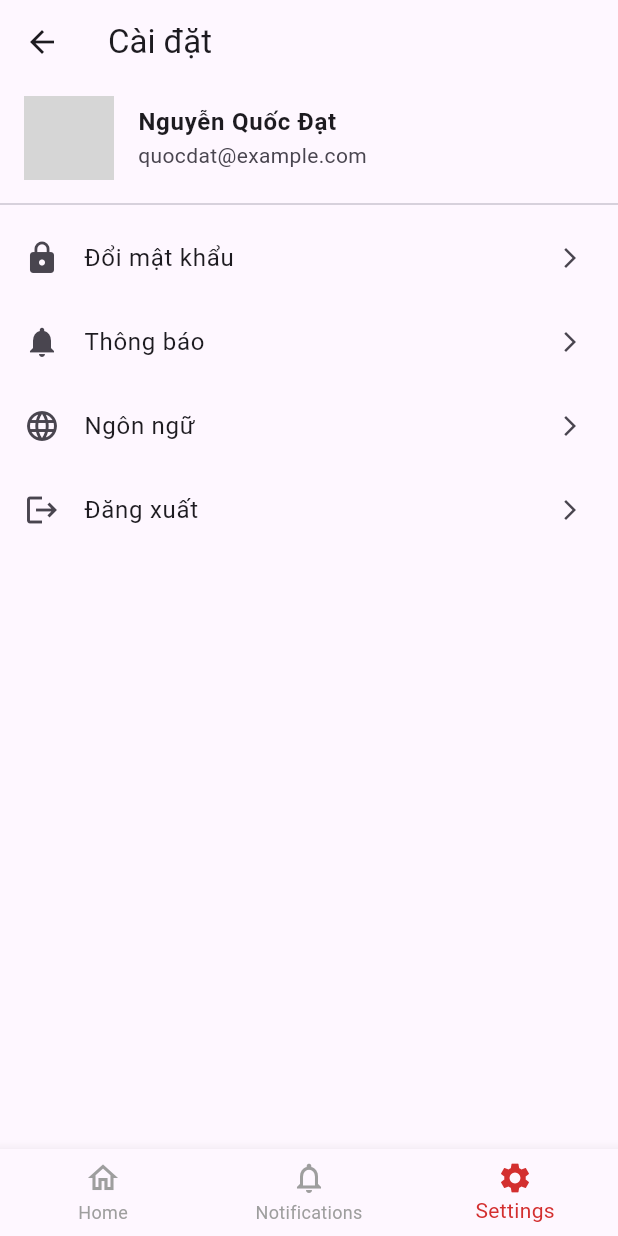
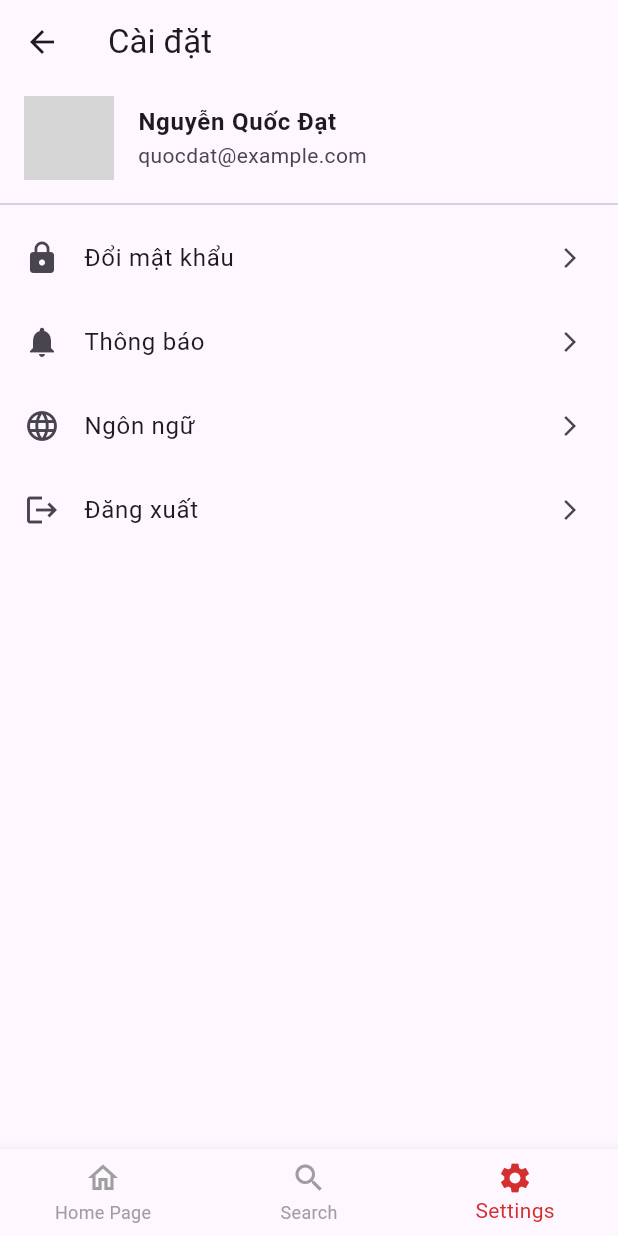
Before and after one commit to nqdat2002/bloc_sharepref, a Flutter app: the EntryPoint screen opened directly, item 3 of the bottom bar chosen, on a phone screen of 412 x 824 dp. Run offline on Flutter 3.47's test engine with Material 3 defaults, Android fonts, the phone set to English and light mode, and no system bars; our stand-ins replace bloc, firebase_core, firebase_messaging, flutter_bloc, shared_preferences; accounts and stored records are empty; network calls fail; grey boxes are pictures that could not be loaded.

Commit message:
fix home

```diff
--- a/lib/screens/entry_point.dart
+++ b/lib/screens/entry_point.dart
@@ -1,6 +1,6 @@
+import 'package:bloc_sharepref/screens/search_screen.dart';
 import 'package:flutter/material.dart';
 import 'home_screen.dart';
-import 'notifications_screen.dart';
 import 'setting_screen.dart';
 
 class EntryPoint extends StatefulWidget {
@@ -15,7 +15,7 @@ class _EntryPointState extends State<EntryPoint> {
 
   final List<Widget> _pages = const [
     HomeScreen(),
-    NotificationsScreen(),
+    SearchScreen(),
     SettingsScreen(),
   ];
 
@@ -35,12 +35,12 @@ class _EntryPointState extends State<EntryPoint> {
           BottomNavigationBarItem(
             icon: Icon(Icons.home_outlined),
             activeIcon: Icon(Icons.home),
-            label: 'Home',
+            label: 'Home Page',
           ),
           BottomNavigationBarItem(
-            icon: Icon(Icons.notifications_outlined),
-            activeIcon: Icon(Icons.notifications),
-            label: 'Notifications',
+            icon: Icon(Icons.search_outlined),
+            activeIcon: Icon(Icons.search),
+            label: 'Search',
           ),
           BottomNavigationBarItem(
             icon: Icon(Icons.settings_outlined),
--- a/lib/screens/home_screen.dart
+++ b/lib/screens/home_screen.dart
@@ -1,6 +1,4 @@
-import 'package:bloc_sharepref/blocs/auth_bloc.dart';
 import 'package:flutter/material.dart';
-import 'package:flutter_bloc/flutter_bloc.dart';
 
 class HomeScreen extends StatefulWidget {
   const HomeScreen({super.key});
@@ -16,12 +14,6 @@ class _HomeScreenState extends State<HomeScreen> {
       appBar: AppBar(
         title: const Text("Home"),
         actions: [
-          IconButton(
-            icon: const Icon(Icons.logout),
-            onPressed: () {
-              context.read<AuthBloc>().add(LoggedOut());
-            },
-          ),
           IconButton(
             onPressed: (){
               Navigator.pushNamed(context, '/push-page');
```
